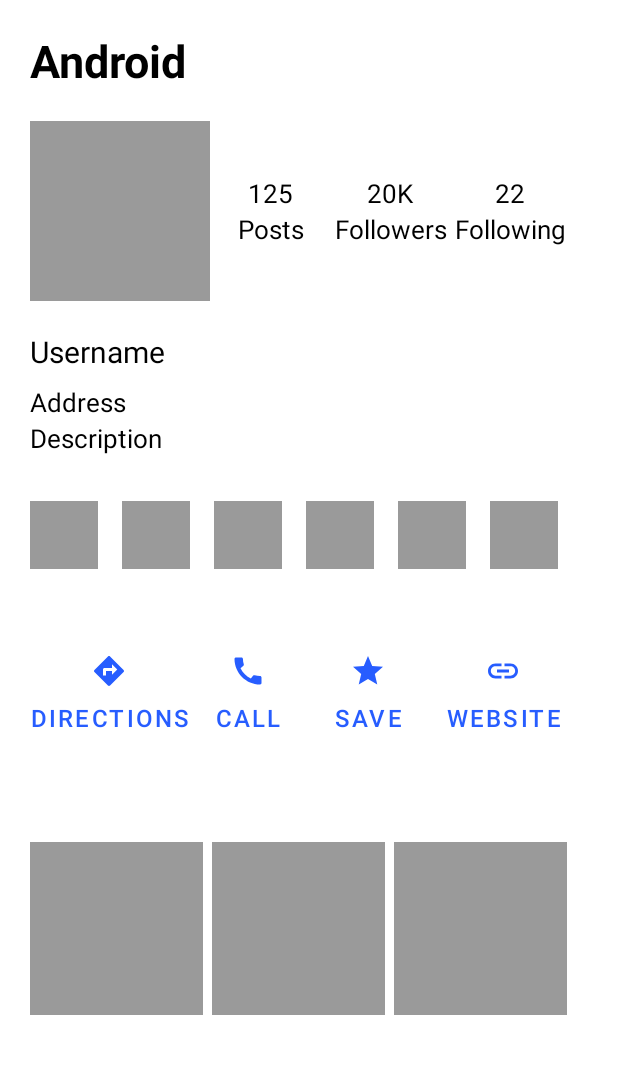
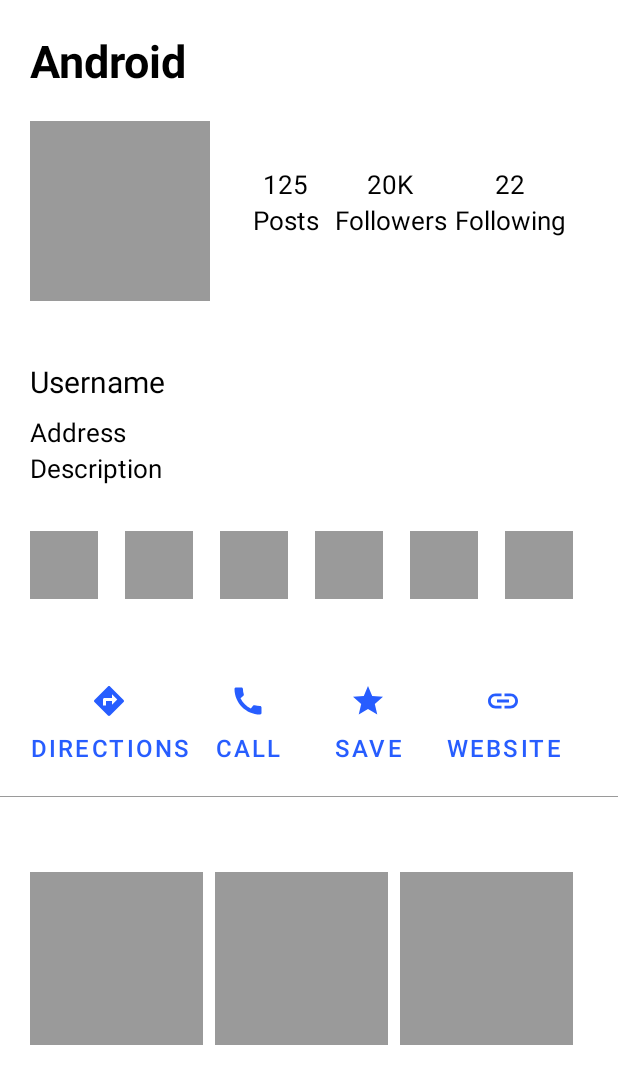
Before and after one commit to AndreiKrayushkin/Md-AD2-16-20-28, an Android app: the layout relative_layout_4.xml on its own in the app's theme, with its tools: preview values and no code run, on a phone screen of 412 x 824 dp. Shown: the top 1084 px of the screen. Run offline under Robolectric (Android 15) with nearby library versions, the light colour scheme and no system bars.

Commit message:
Task 3 correct

```diff
--- a/task3Layout/src/main/res/layout/relative_layout_4.xml
+++ b/task3Layout/src/main/res/layout/relative_layout_4.xml
@@ -13,99 +13,80 @@
         android:textStyle="bold"
         android:layout_marginTop="20dp"
         android:layout_marginStart="20dp"/>
-    <RelativeLayout
-        android:id="@+id/headContainer"
-        android:layout_width="match_parent"
-        android:layout_height="120dp"
-        android:layout_below="@id/textViewTitle"
-        android:layout_alignStart="@id/textViewTitle"
-        android:layout_marginTop="20dp"
-        android:layout_marginEnd="20dp">
+
+
     <ImageView
         android:id="@+id/imageViewPhoto"
         android:layout_width="120dp"
         android:layout_height="120dp"
-            android:background="@color/grey"/>
-        <RelativeLayout
-            android:layout_width="match_parent"
-            android:layout_height="match_parent"
-            android:layout_toEndOf="@id/imageViewPhoto">
-            <RelativeLayout
-                android:id="@+id/columnPosts"
-                android:layout_width="80dp"
-                android:layout_height="match_parent"
-                android:gravity="center">
+        android:background="@color/grey"
+        android:layout_margin="20dp"
+        android:layout_below="@+id/textViewTitle"/>
     <TextView
         android:id="@+id/textViewCounterPosts"
-                    android:layout_width="match_parent"
+        android:layout_width="60dp"
         android:layout_height="wrap_content"
         android:text="125"
         android:textColor="@color/black"
         android:textSize="17sp"
-                    android:gravity="center"/>
+        android:gravity="center"
+        android:layout_marginTop="30dp"
+        android:layout_alignTop="@+id/imageViewPhoto"
+        android:layout_toEndOf="@id/imageViewPhoto"/>
     <TextView
         android:id="@+id/textViewTextPosts"
-                    android:layout_width="match_parent"
+        android:layout_width="60dp"
         android:layout_height="wrap_content"
         android:text="@string/posts"
         android:textColor="@color/black"
         android:textSize="17sp"
         android:layout_below="@id/textViewCounterPosts"
+        android:layout_toEndOf="@id/imageViewPhoto"
         android:gravity="center"/>
-            </RelativeLayout>
-
-            <RelativeLayout
-                android:id="@+id/columnFollowers"
-                android:layout_width="80dp"
-                android:layout_height="match_parent"
-                android:gravity="center"
-                android:layout_toEndOf="@id/columnPosts">
     <TextView
         android:id="@+id/textViewCounterFollowers"
-                    android:layout_width="match_parent"
+        android:layout_width="80dp"
         android:layout_height="wrap_content"
         android:text="20K"
         android:textColor="@color/black"
         android:textSize="17sp"
-                    android:gravity="center"/>
+        android:gravity="center"
+        android:layout_marginTop="30dp"
+        android:layout_alignTop="@+id/imageViewPhoto"
+        android:layout_toEndOf="@+id/textViewCounterPosts"/>
     <TextView
         android:id="@+id/textViewTextFollowers"
-                    android:layout_width="match_parent"
+        android:layout_width="80dp"
         android:layout_height="wrap_content"
         android:text="@string/followers"
         android:textColor="@color/black"
         android:textSize="17sp"
         android:layout_below="@id/textViewCounterFollowers"
+        android:layout_toEndOf="@+id/textViewTextPosts"
         android:gravity="center"/>
-            </RelativeLayout>
-
-            <RelativeLayout
-                android:id="@+id/columnFollowing"
-                android:layout_width="80dp"
-                android:layout_height="match_parent"
-                android:gravity="center"
-                android:layout_toEndOf="@id/columnFollowers">
     <TextView
         android:id="@+id/textViewCounterFollowing"
-                    android:layout_width="match_parent"
+        android:layout_width="80dp"
         android:layout_height="wrap_content"
         android:text="22"
         android:textColor="@color/black"
         android:textSize="17sp"
-                    android:gravity="center"/>
+        android:gravity="center"
+        android:layout_marginTop="30dp"
+        android:layout_alignTop="@+id/imageViewPhoto"
+        android:layout_toEndOf="@+id/textViewCounterFollowers"/>
     <TextView
         android:id="@+id/textViewTextFollowing"
-                    android:layout_width="match_parent"
+        android:layout_width="80dp"
         android:layout_height="wrap_content"
         android:text="@string/following"
         android:textColor="@color/black"
         android:textSize="17sp"
         android:layout_below="@id/textViewCounterFollowing"
+        android:layout_toEndOf="@+id/textViewTextFollowers"
         android:gravity="center"/>
-            </RelativeLayout>
 
-        </RelativeLayout>
-    </RelativeLayout>
+
     <TextView
         android:id="@+id/textViewUserName"
         android:layout_width="wrap_content"
@@ -114,8 +95,8 @@
         android:textColor="@color/black"
         android:textSize="20sp"
         android:layout_marginTop="20dp"
-        android:layout_below="@id/headContainer"
-        android:layout_alignStart="@id/headContainer"/>
+        android:layout_below="@id/imageViewPhoto"
+        android:layout_alignStart="@id/imageViewPhoto"/>
     <TextView
         android:id="@+id/textViewAddress"
         android:layout_width="wrap_content"
@@ -136,63 +117,57 @@
         android:layout_below="@id/textViewAddress"
         android:layout_alignStart="@id/textViewAddress"/>
 
-    <RelativeLayout
-        android:id="@+id/smallPhotosContainer"
-        android:layout_width="match_parent"
-        android:layout_height="45dp"
-        android:layout_below="@id/textViewDescription"
-        android:layout_alignStart="@id/headContainer"
-        android:layout_alignEnd="@id/headContainer"
-        android:layout_marginTop="30dp">
+
     <ImageView
         android:id="@+id/view1"
         android:layout_width="45dp"
         android:layout_height="45dp"
-            android:background="@color/grey"/>
+        android:background="@color/grey"
+        android:layout_below="@id/textViewDescription"
+        android:layout_alignStart="@id/textViewDescription"
+        android:layout_marginTop="30dp"/>
     <ImageView
         android:id="@+id/view2"
         android:layout_width="45dp"
         android:layout_height="45dp"
         android:background="@color/grey"
         android:layout_toEndOf="@id/view1"
-            android:layout_marginStart="16dp"/>
+        android:layout_marginStart="18dp"
+        android:layout_alignTop="@id/view1"/>
     <ImageView
         android:id="@+id/view3"
         android:layout_width="45dp"
         android:layout_height="45dp"
         android:background="@color/grey"
         android:layout_toEndOf="@id/view2"
-            android:layout_marginStart="16dp"/>
+        android:layout_marginStart="18dp"
+        android:layout_alignTop="@id/view1"/>
     <ImageView
         android:id="@+id/view4"
         android:layout_width="45dp"
         android:layout_height="45dp"
         android:background="@color/grey"
         android:layout_toEndOf="@id/view3"
-            android:layout_marginStart="16dp"/>
+        android:layout_marginStart="18dp"
+        android:layout_alignTop="@id/view1"/>
     <ImageView
         android:id="@+id/view5"
         android:layout_width="45dp"
         android:layout_height="45dp"
         android:background="@color/grey"
         android:layout_toEndOf="@id/view4"
-            android:layout_marginStart="16dp"/>
+        android:layout_marginStart="18dp"
+        android:layout_alignTop="@id/view1"/>
     <ImageView
         android:id="@+id/view6"
         android:layout_width="45dp"
         android:layout_height="45dp"
         android:background="@color/grey"
         android:layout_toEndOf="@id/view5"
-            android:layout_marginStart="16dp"/>
-    </RelativeLayout>
-    <RelativeLayout
-        android:id="@+id/buttonContainer"
-        android:layout_width="match_parent"
-        android:layout_height="wrap_content"
-        android:layout_below="@id/smallPhotosContainer"
-        android:layout_marginTop="50dp"
-        android:layout_marginStart="20dp"
-        android:layout_marginEnd="20dp">
+        android:layout_marginStart="18dp"
+        android:layout_alignTop="@id/view1"/>
+
+
     <Button
         android:id="@+id/buttonDirections"
         android:layout_width="wrap_content"
@@ -203,7 +178,10 @@
         android:text="@string/direction"
         android:textColor="@color/blue"
         android:padding="0dp"
-            android:textSize="16sp"/>
+        android:textSize="16sp"
+        android:layout_below="@id/view1"
+        android:layout_alignStart="@id/view1"
+        android:layout_marginTop="50dp"/>
     <Button
         android:id="@+id/buttonCall"
         android:layout_width="80dp"
@@ -215,6 +193,7 @@
         android:textColor="@color/blue"
         android:padding="0dp"
         android:textSize="16sp"
+        android:layout_alignTop="@id/buttonDirections"
         android:layout_toEndOf="@id/buttonDirections"/>
     <Button
         android:id="@+id/buttonSave"
@@ -227,7 +206,8 @@
         android:textColor="@color/blue"
         android:padding="0dp"
         android:textSize="16sp"
-            android:layout_toEndOf="@id/buttonCall"/>
+        android:layout_toEndOf="@id/buttonCall"
+        android:layout_alignTop="@id/buttonDirections"/>
     <Button
         android:id="@+id/buttonWebsite"
         android:layout_width="100dp"
@@ -239,39 +219,42 @@
         android:textColor="@color/blue"
         android:padding="0dp"
         android:textSize="16sp"
-            android:layout_toEndOf="@id/buttonSave"/>
-    </RelativeLayout>
+        android:layout_toEndOf="@id/buttonSave"
+        android:layout_alignTop="@id/buttonDirections"/>
+
+
     <ImageView
         android:id="@+id/dividingLine"
         android:layout_width="match_parent"
         android:layout_height="1px"
-        android:layout_below="@id/buttonContainer"
+        android:layout_below="@id/buttonDirections"
+        android:background="@color/grey"
         android:layout_marginTop="15dp"/>
-    <RelativeLayout
-        android:layout_width="match_parent"
-        android:layout_height="115dp"
-        android:layout_below="@id/dividingLine"
-        android:layout_marginTop="50dp"
-        android:layout_marginStart="20dp"
-        android:layout_marginEnd="20dp">
+
+
     <ImageView
         android:id="@+id/imageViewElement1"
         android:layout_width="115dp"
         android:layout_height="115dp"
-            android:background="@color/grey"/>
+        android:background="@color/grey"
+        android:layout_below="@+id/dividingLine"
+        android:layout_marginTop="50dp"
+        android:layout_marginStart="20dp"/>
     <ImageView
         android:id="@+id/imageViewElement2"
         android:layout_width="115dp"
         android:layout_height="115dp"
         android:background="@color/grey"
         android:layout_toEndOf="@id/imageViewElement1"
-            android:layout_marginStart="6dp"/>
+        android:layout_alignTop="@+id/imageViewElement1"
+        android:layout_marginStart="8dp"/>
     <ImageView
         android:id="@+id/imageViewElement3"
         android:layout_width="115dp"
         android:layout_height="115dp"
         android:background="@color/grey"
         android:layout_toEndOf="@id/imageViewElement2"
-            android:layout_marginStart="6dp"/>
+        android:layout_alignTop="@+id/imageViewElement1"
+        android:layout_marginStart="8dp"/>
+
 </RelativeLayout>
-</RelativeLayout>
```
Also changed, not shown: task3Layout/src/main/res/layout/linear_layout_4.xml (+84 -82 lines). Lines whose indentation alone changed are shown as unchanged.
